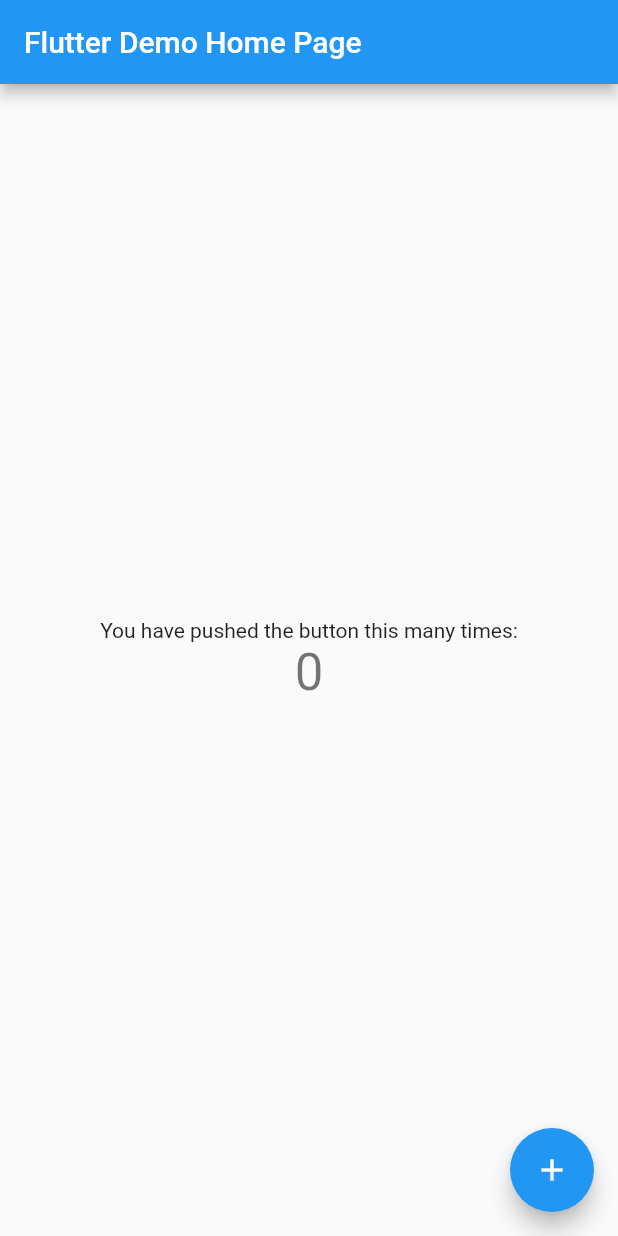
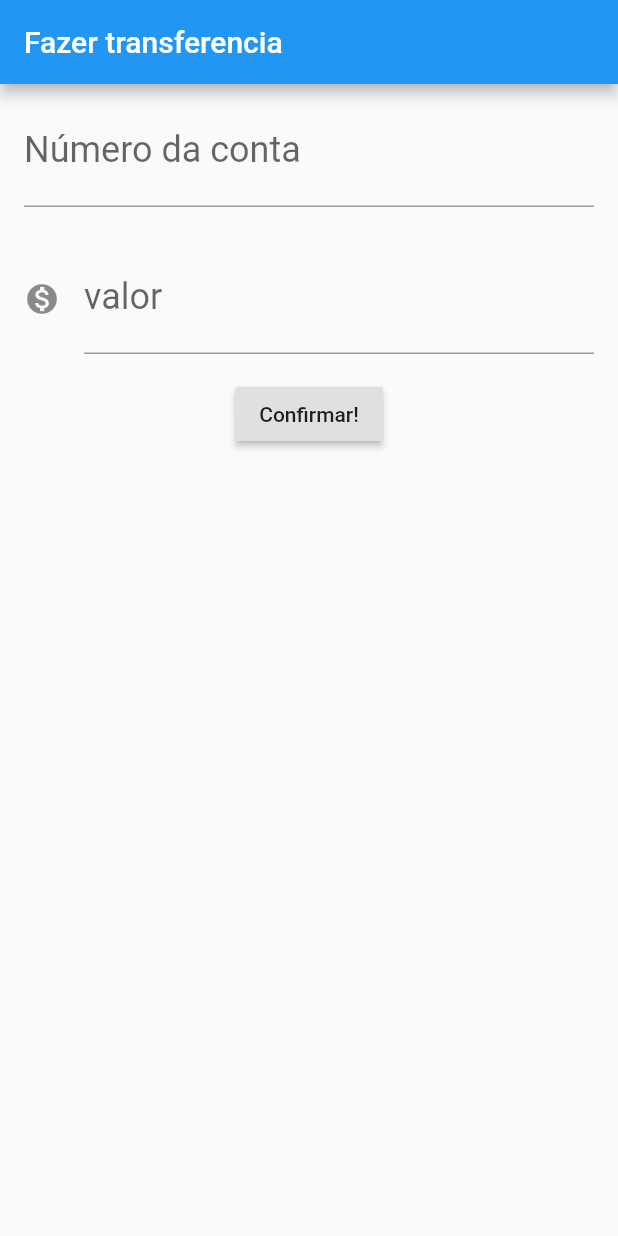
Before and after one commit to Allef-Reis/Alura-flutter, a Flutter app: the screen it shows after launch, on a phone screen of 412 x 824 dp. Run offline on Flutter 3.47's test engine with Material 2 defaults, Android fonts, the phone set to English and light mode, and no system bars.

Commit message:
aula 3 finalizada

```diff
--- a/bytebank/lib/main.dart
+++ b/bytebank/lib/main.dart
@@ -1,117 +1,6 @@
+import 'package:bytebank/pages/home.dart';
 import 'package:flutter/material.dart';
 
 void main() {
-  runApp(MyApp());
+  runApp(ByteBankApp());
 }
-
-class MyApp extends StatelessWidget {
-  // This widget is the root of your application.
-  @override
-  Widget build(BuildContext context) {
-    return MaterialApp(
-      title: 'Flutter Demo',
-      theme: ThemeData(
-        // This is the theme of your application.
-        //
-        // Try running your application with "flutter run". You'll see the
-        // application has a blue toolbar. Then, without quitting the app, try
-        // changing the primarySwatch below to Colors.green and then invoke
-        // "hot reload" (press "r" in the console where you ran "flutter run",
-        // or simply save your changes to "hot reload" in a Flutter IDE).
-        // Notice that the counter didn't reset back to zero; the application
-        // is not restarted.
-        primarySwatch: Colors.blue,
-        // This makes the visual density adapt to the platform that you run
-        // the app on. For desktop platforms, the controls will be smaller and
-        // closer together (more dense) than on mobile platforms.
-        visualDensity: VisualDensity.adaptivePlatformDensity,
-      ),
-      home: MyHomePage(title: 'Flutter Demo Home Page'),
-    );
-  }
-}
-
-class MyHomePage extends StatefulWidget {
-  MyHomePage({Key key, this.title}) : super(key: key);
-
-  // This widget is the home page of your application. It is stateful, meaning
-  // that it has a State object (defined below) that contains fields that affect
-  // how it looks.
-
-  // This class is the configuration for the state. It holds the values (in this
-  // case the title) provided by the parent (in this case the App widget) and
-  // used by the build method of the State. Fields in a Widget subclass are
-  // always marked "final".
-
-  final String title;
-
-  @override
-  _MyHomePageState createState() => _MyHomePageState();
-}
-
-class _MyHomePageState extends State<MyHomePage> {
-  int _counter = 0;
-
-  void _incrementCounter() {
-    setState(() {
-      // This call to setState tells the Flutter framework that something has
-      // changed in this State, which causes it to rerun the build method below
-      // so that the display can reflect the updated values. If we changed
-      // _counter without calling setState(), then the build method would not be
-      // called again, and so nothing would appear to happen.
-      _counter++;
-    });
-  }
-
-  @override
-  Widget build(BuildContext context) {
-    // This method is rerun every time setState is called, for instance as done
-    // by the _incrementCounter method above.
-    //
-    // The Flutter framework has been optimized to make rerunning build methods
-    // fast, so that you can just rebuild anything that needs updating rather
-    // than having to individually change instances of widgets.
-    return Scaffold(
-      appBar: AppBar(
-        // Here we take the value from the MyHomePage object that was created by
-        // the App.build method, and use it to set our appbar title.
-        title: Text(widget.title),
-      ),
-      body: Center(
-        // Center is a layout widget. It takes a single child and positions it
-        // in the middle of the parent.
-        child: Column(
-          // Column is also a layout widget. It takes a list of children and
-          // arranges them vertically. By default, it sizes itself to fit its
-          // children horizontally, and tries to be as tall as its parent.
-          //
-          // Invoke "debug painting" (press "p" in the console, choose the
-          // "Toggle Debug Paint" action from the Flutter Inspector in Android
-          // Studio, or the "Toggle Debug Paint" command in Visual Studio Code)
-          // to see the wireframe for each widget.
-          //
-          // Column has various properties to control how it sizes itself and
-          // how it positions its children. Here we use mainAxisAlignment to
-          // center the children vertically; the main axis here is the vertical
-          // axis because Columns are vertical (the cross axis would be
-          // horizontal).
-          mainAxisAlignment: MainAxisAlignment.center,
-          children: <Widget>[
-            Text(
-              'You have pushed the button this many times:',
-            ),
-            Text(
-              '$_counter',
-              style: Theme.of(context).textTheme.headline4,
-            ),
-          ],
-        ),
-      ),
-      floatingActionButton: FloatingActionButton(
-        onPressed: _incrementCounter,
-        tooltip: 'Increment',
-        child: Icon(Icons.add),
-      ), // This trailing comma makes auto-formatting nicer for build methods.
-    );
-  }
-}
--- /dev/null
+++ b/bytebank/lib/pages/home.dart
@@ -0,0 +1,125 @@
+import 'package:flutter/material.dart';
+
+class ByteBankApp extends StatelessWidget {
+  @override
+  Widget build(BuildContext context) {
+    return MaterialApp(
+      home: Scaffold(
+        body: FormTransferencia(),
+      ),
+    );
+  }
+}
+
+// formulário
+class FormTransferencia extends StatelessWidget {
+  final TextEditingController _controladorCampoConta = TextEditingController();
+  final TextEditingController _controladorCampoValor = TextEditingController();
+
+  @override
+  Widget build(BuildContext context) {
+    return Scaffold(
+      appBar: AppBar(
+        title: Text("Fazer transferencia"),
+      ),
+      body: Column(
+        children: [
+          Padding(
+            padding: const EdgeInsets.fromLTRB(16.0, 8, 16, 8),
+            child: TextField(
+              controller: _controladorCampoConta,
+              style: TextStyle(fontSize: 24),
+              decoration: InputDecoration(
+                  labelText: 'Número da conta', hintText: "0000"),
+              keyboardType: TextInputType.number,
+            ),
+          ),
+          Padding(
+            padding: const EdgeInsets.all(16.0),
+            child: TextField(
+              controller: _controladorCampoValor,
+              style: TextStyle(fontSize: 24),
+              decoration: InputDecoration(
+                  icon: Icon(Icons.monetization_on),
+                  labelText: "valor",
+                  hintText: "000,00"),
+              keyboardType: TextInputType.number,
+            ),
+          ),
+          RaisedButton(
+            child: Text("Confirmar!"),
+            onPressed: () {
+              final int numConta = int.tryParse(_controladorCampoConta.text);
+              final double numValor =
+                  double.tryParse(_controladorCampoValor.text);
+
+              if (numValor != null && numConta != null) {
+                final transferenciaCriada = Transferencia(numValor, numConta);
+                Scaffold.of(context).showSnackBar(
+                  SnackBar(
+                    content: Text('funcionou!'),
+                  ),
+                );
+              }
+            },
+          ),
+        ],
+      ),
+    );
+  }
+}
+
+// interface
+class Transferencia {
+  final double valor;
+  final int conta;
+
+  Transferencia(this.valor, this.conta);
+
+  @override
+  String toString() {
+    return 'Transferencia{valor: $valor, conta: $conta';
+  }
+}
+
+// class apoio
+class ItemTransferencia extends StatelessWidget {
+  final Transferencia _transferencia;
+
+  const ItemTransferencia(this._transferencia);
+
+  @override
+  Widget build(BuildContext context) {
+    return Card(
+      child: ListTile(
+        leading: Icon(Icons.monetization_on),
+        title: Text(_transferencia.valor.toString()),
+        subtitle: Text(_transferencia.conta.toString()),
+      ),
+    );
+  }
+}
+
+// Listagem de transferencias
+
+class ListaTransferencias extends StatelessWidget {
+  @override
+  Widget build(BuildContext context) {
+    return Scaffold(
+      appBar: AppBar(
+        title: Text("Transferencias"),
+      ),
+      body: Column(
+        children: [
+          ItemTransferencia(Transferencia(11.7, 23)),
+          ItemTransferencia(Transferencia(71.5, 22)),
+          ItemTransferencia(Transferencia(56.7, 52)),
+        ],
+      ),
+      floatingActionButton: FloatingActionButton(
+        onPressed: () {},
+        child: Icon(Icons.add),
+      ),
+    );
+  }
+}
```
Also changed, not shown: 1 other file.
